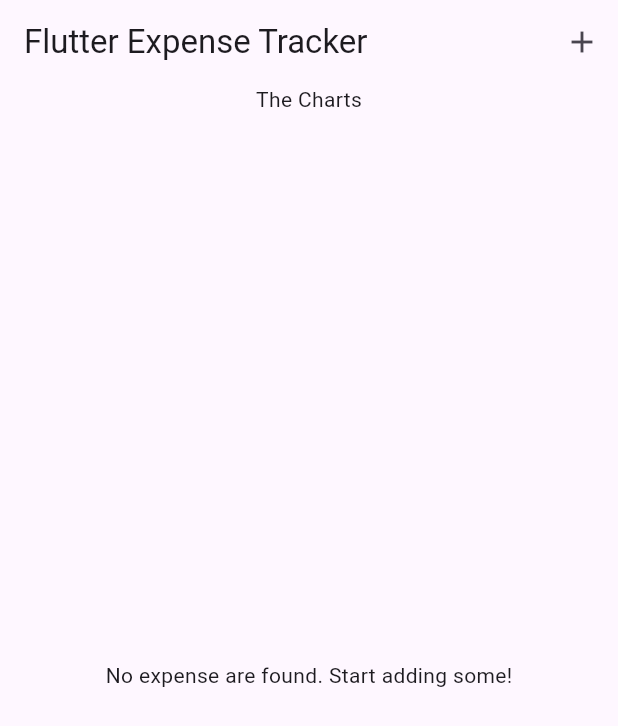
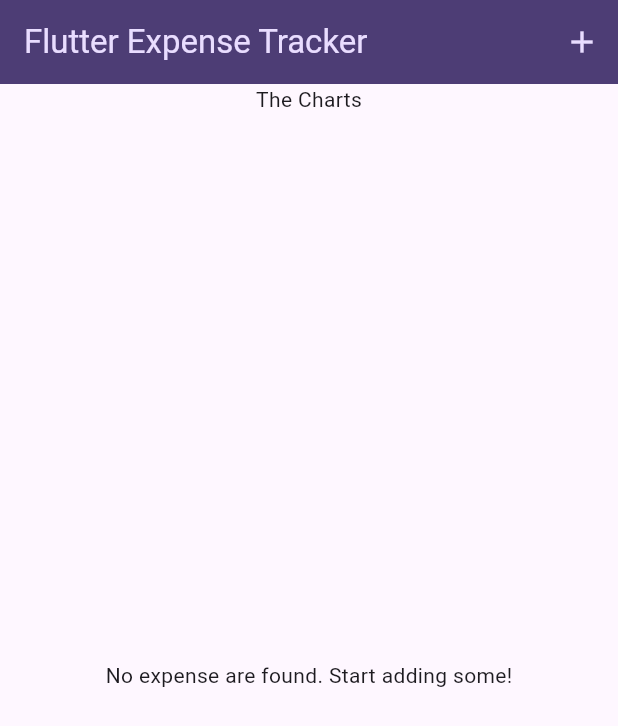
Before and after one commit to Vaibhav-kesarwani/Expense-Tracker-App, a Flutter app: the screen it shows after launch, on a phone screen of 412 x 824 dp. Shown: the top 726 px of the screen. Run offline on Flutter 3.47's test engine with Material 3 defaults, Android fonts, the phone set to English and light mode, and no system bars.

Commit message:
setting up the appBar theme

```diff
--- a/lib/main.dart
+++ b/lib/main.dart
@@ -1,5 +1,9 @@
 import 'package:expensetrackerapp/widgets/expenses.dart';
 import 'package:flutter/material.dart';
+
+var kColorScheme = ColorScheme.fromSeed(
+  seedColor: const Color.fromARGB(255, 96, 59, 181),
+);
 
 void main() {
   runApp(const MyApp());
@@ -10,9 +14,16 @@ class MyApp extends StatelessWidget {
 
   @override
   Widget build(BuildContext context) {
-    return const MaterialApp(
+    return MaterialApp(
+      theme: ThemeData().copyWith(
+        colorScheme: kColorScheme,
+        appBarTheme: const AppBarTheme().copyWith(
+          backgroundColor: kColorScheme.onPrimaryContainer,
+          foregroundColor: kColorScheme.primaryContainer,
+        ),
+      ),
       debugShowCheckedModeBanner: false,
-      home: Expenses(),
+      home: const Expenses(),
     );
   }
 }
```
